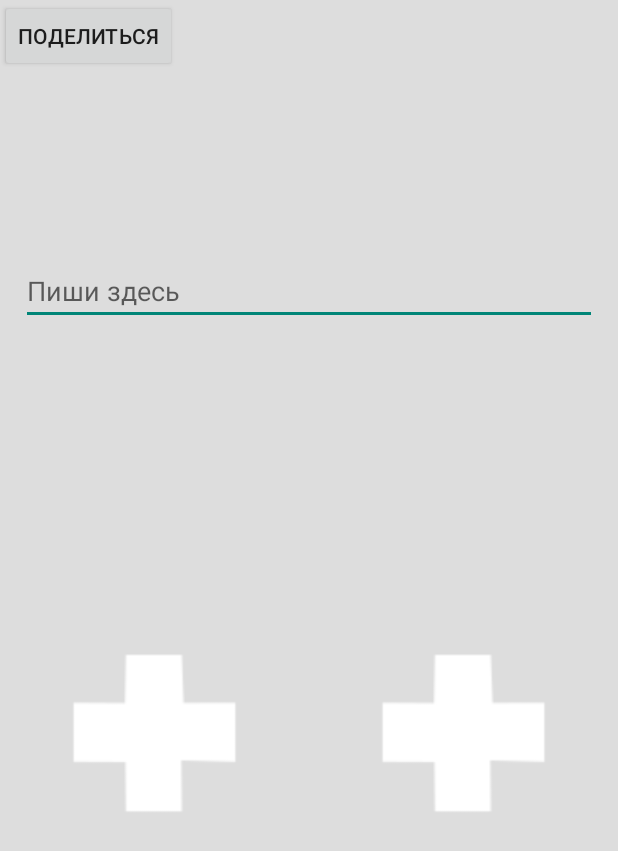
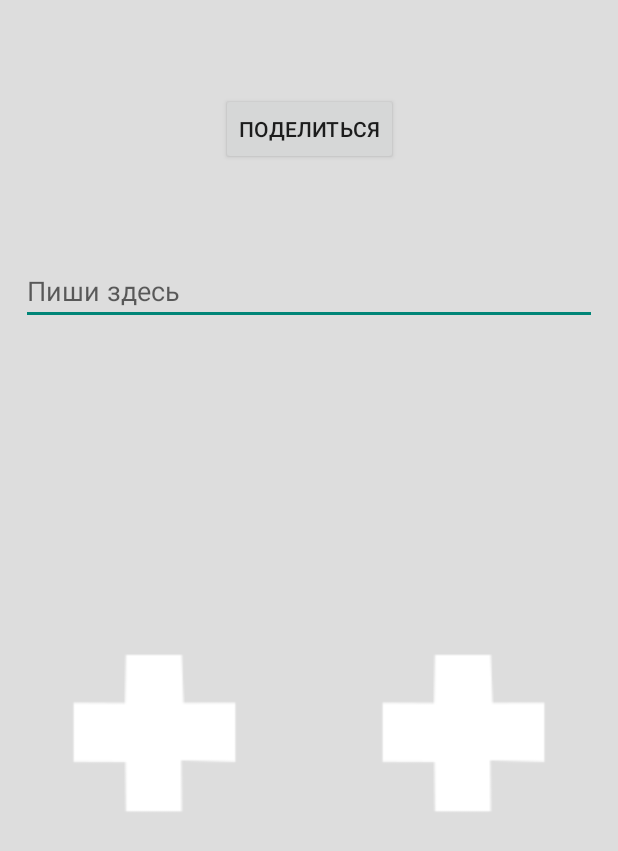
Before and after one commit to Rend1x/Doubt, an Android app: the AddImage screen opened directly, with no data from a screen before it, after a tap on an icon or button, on a phone screen of 412 x 824 dp. Shown: the top 851 px of the screen. Run offline under Robolectric (Android 15) with nearby library versions, the phone set to English and light mode, and no system bars; our stand-ins replace CircleImageView, Firebase (no records; nobody signed in at launch, a user with empty details on screens opened directly); pictures from the network do not load; 4 statements that could not run were skipped.

Commit message:
Чуть переделал добавление

```diff
--- a/app/build.gradle
+++ b/app/build.gradle
@@ -36,6 +36,7 @@ dependencies {
     androidTestImplementation 'com.android.support.test.espresso:espresso-core:3.0.1'
 
 
+
     testCompile 'junit:junit:4.12'
 
     compile 'com.android.support:design:27.0.2'
--- a/app/src/main/java/com/example/max/testproject/AddImage.java
+++ b/app/src/main/java/com/example/max/testproject/AddImage.java
@@ -44,14 +44,10 @@ public class AddImage extends MainActivity
 
     private static final String TAG = "AddImage";
     private static final String LOADING_IMAGE_URL = "https://www.google.com/images/spin-32.gif";
-    private ImageView mAddImageOne;
-    private ImageView mAddImageTwo;
-    private static final int DEFAULT_CHS_LENGTH_LIMIT = 10;
     private static final int Image_Request_Code_One = 1;
     private static final int Image_Request_Code_Two = 2;
     private EditText mEditText;
     private Button mSendButton;
-    private static final String FRIENDLY_CHS_LENGTH = "friendly_chs_length";
     private ImageView mImageViewOne;
     private ImageView mImageViewTwo;
     private StorageReference storageReference;
@@ -94,29 +90,35 @@ public class AddImage extends MainActivity
                 Log.i(TAG, "onCancelled");
             }
         });
+    mImageViewOne.setOnClickListener(new View.OnClickListener() {
+        @Override
+        public void onClick(View view) {
+            Intent pickerPhotoIntent = new Intent(Intent.ACTION_PICK, android.provider.MediaStore.Images.Media.EXTERNAL_CONTENT_URI);
+            startActivityForResult(pickerPhotoIntent, Image_Request_Code_One);
         }
-    public void handleChooseImageOne(View view) {
+    });
+
+    mImageViewTwo.setOnClickListener(new View.OnClickListener() {
+        @Override
+        public void onClick(View view) {
             Intent pickerPhotoIntent = new Intent(Intent.ACTION_PICK, android.provider.MediaStore.Images.Media.EXTERNAL_CONTENT_URI);
-        startActivityForResult(pickerPhotoIntent, 0);
+            startActivityForResult(pickerPhotoIntent, Image_Request_Code_Two);
         }
+    });
 
-    public void handleChooseImageTwo(View view) {
-        Intent pickerPhotoIntent = new Intent(Intent.ACTION_PICK, android.provider.MediaStore.Images.Media.EXTERNAL_CONTENT_URI);
-        startActivityForResult(pickerPhotoIntent, 1);
-    }
-
-    public void handleUploadChoose(View view){
-
+    mSendButton.setOnClickListener(new View.OnClickListener() {
+        @Override
+        public void onClick(View view) {
             if (TextUtils.isEmpty(mEditText.getText().toString())){
-            Toast.makeText(this,"Your choose null",Toast.LENGTH_SHORT);
+                Toast.makeText(AddImage.this,"Your choose null",Toast.LENGTH_SHORT);
                 return;
             }
             if (mImageViewOne.getDrawable()==null){
-            Toast.makeText(this,"You must select image",Toast.LENGTH_SHORT);
+                Toast.makeText(AddImage.this,"You must select image",Toast.LENGTH_SHORT);
                 return;
             }
             if (mImageViewTwo.getDrawable()==null){
-            Toast.makeText(this,"You must select image",Toast.LENGTH_SHORT);
+                Toast.makeText(AddImage.this,"You must select image",Toast.LENGTH_SHORT);
                 return;
             }
 
@@ -149,19 +151,20 @@ public class AddImage extends MainActivity
                     });
             Toast.makeText(AddImage.this,"Upload your choose",Toast.LENGTH_SHORT);
         }
-
+    });
+    }
 
     @Override
     protected void onActivityResult(int requestCode, int resultCode, Intent data) {
         super.onActivityResult(requestCode, resultCode, data);
-        if (requestCode == 0 && resultCode == RESULT_OK && data != null  ) {
+        if (requestCode == Image_Request_Code_One && resultCode == RESULT_OK && data != null  ) {
 
             mFirebaseUriOne = data.getData();
             Log.i(TAG, "selected Image = " + mFirebaseUriOne);
             mImageViewOne.setImageURI(mFirebaseUriOne);
             uploadImageToFirebaseOne(storageReference,key,mFirebaseUriOne);
 
-        }else if (requestCode == 1 && resultCode == RESULT_OK && data != null){
+        }else if (requestCode == Image_Request_Code_Two && resultCode == RESULT_OK && data != null){
             mFirebaseUriTwo = data.getData();
             Log.i(TAG, "selected Image = "+ mFirebaseUriTwo);
             mImageViewTwo.setImageURI(mFirebaseUriTwo);
--- a/app/src/main/java/com/example/max/testproject/MainActivity.java
+++ b/app/src/main/java/com/example/max/testproject/MainActivity.java
@@ -38,6 +38,8 @@ import com.google.firebase.database.FirebaseDatabase;
 import com.google.firebase.storage.FirebaseStorage;
 import com.google.firebase.storage.StorageReference;
 
+import java.util.Map;
+
 import de.hdodenhof.circleimageview.CircleImageView;
 
 
@@ -46,11 +48,11 @@ public class MainActivity extends AppCompatActivity
 
 
     public static class MessageViewHolder extends RecyclerView.ViewHolder {
-        TextView messageTextView;
-        ImageView messageImageViewOne;
-        ImageView messageImageViewTwo;
-        TextView messengerTextView;
-        CircleImageView messengerImageView;
+        public TextView messageTextView;
+        public ImageView messageImageViewOne;
+        public ImageView messageImageViewTwo;
+        public TextView messengerTextView;
+        public CircleImageView messengerImageView;
 
         public MessageViewHolder(View v) {
             super(v);
@@ -71,11 +73,6 @@ public class MainActivity extends AppCompatActivity
     public SharedPreferences mSharedPreferences;
     public GoogleApiClient mGoogleApiClient;
 
-    private Uri mFirebaseUriOne;
-    private Uri mFirebaseUriTwo;
-
-
-
 
     private RecyclerView mMessageRecyclerView;
     private LinearLayoutManager mLinearLayoutManager;
@@ -83,6 +80,9 @@ public class MainActivity extends AppCompatActivity
 
     public FirebaseAuth mFirebaseAuth;
     public FirebaseUser mFirebaseUser;
+
+    public ImageView messageImageViewOne;
+    public ImageView messageImageViewTwo;
 
     public DatabaseReference mFirebaseDatabaseReference;
     public FirebaseRecyclerAdapter<TestProject,MessageViewHolder>
@@ -122,7 +122,8 @@ public class MainActivity extends AppCompatActivity
         mLinearLayoutManager = new LinearLayoutManager(this);
         mLinearLayoutManager.setStackFromEnd(true);
         mMessageRecyclerView.setLayoutManager(mLinearLayoutManager);
-
+        messageImageViewOne = (ImageView) findViewById(R.id.messageImageViewOne);
+        messageImageViewTwo = (ImageView) findViewById(R.id.messageImageViewTwo);
         mFirebaseDatabaseReference = FirebaseDatabase.getInstance().getReference();
         SnapshotParser<TestProject> parser = new SnapshotParser<TestProject>() {
             @Override
@@ -229,6 +230,23 @@ public class MainActivity extends AppCompatActivity
         });
 
         mMessageRecyclerView.setAdapter(mFirebaseAdapter);
+
+
+        messageImageViewOne.setOnClickListener(new View.OnClickListener() {
+            @Override
+            public void onClick(View view) {
+                ChooseView chooseView = new ChooseView();
+                mFirebaseDatabaseReference.child(MESSAGES_CHILD).push().updateChildren((Map<String, Object>) chooseView);
+
+            }
+        });
+
+        messageImageViewTwo.setOnClickListener(new View.OnClickListener() {
+            @Override
+            public void onClick(View view) {
+
+            }
+        });
     }
 
     @Override
--- a/app/src/main/java/com/example/max/testproject/SingInActivity.java
+++ b/app/src/main/java/com/example/max/testproject/SingInActivity.java
@@ -82,7 +82,6 @@ public class SingInActivity extends AppCompatActivity implements
         if (requestCode == RC_SIGN_IN) {
             GoogleSignInResult result = Auth.GoogleSignInApi.getSignInResultFromIntent(data);
             if (result.isSuccess()) {
-
                 GoogleSignInAccount account = result.getSignInAccount();
                 firebaseAuthWithGoogle(account);
             } else {
--- a/app/src/main/res/layout/activity_add_image.xml
+++ b/app/src/main/res/layout/activity_add_image.xml
@@ -25,7 +25,6 @@
         android:layout_marginStart="16dp"
         android:adjustViewBounds="false"
         android:cropToPadding="false"
-        android:onClick="handleChooseImageOne"
         android:src="@drawable/add_image_button"
         app:layout_constraintBottom_toBottomOf="parent"
         app:layout_constraintEnd_toStartOf="@+id/image_two"
@@ -54,7 +53,6 @@
         android:layout_height="220dp"
         android:layout_gravity="center|top"
         android:layout_marginEnd="16dp"
-        android:onClick="handleChooseImageTwo"
         android:src="@drawable/add_image_button"
         app:layout_constraintBottom_toBottomOf="@+id/image_one"
         app:layout_constraintEnd_toEndOf="parent"
@@ -68,11 +66,17 @@
         android:layout_width="wrap_content"
         android:layout_height="wrap_content"
         android:layout_gravity="center|top"
+        android:layout_marginBottom="8dp"
+        android:layout_marginEnd="8dp"
+        android:layout_marginStart="8dp"
+        android:layout_marginTop="8dp"
         android:onClick="handleUploadChoose"
         android:text="@string/sendButton"
-        tools:ignore="MissingConstraints"
-        tools:layout_editor_absoluteX="134dp"
-        tools:layout_editor_absoluteY="61dp" />
+        app:layout_constraintBottom_toTopOf="@+id/messageEditText"
+        app:layout_constraintEnd_toEndOf="parent"
+        app:layout_constraintStart_toStartOf="parent"
+        app:layout_constraintTop_toTopOf="parent"
+        tools:ignore="MissingConstraints" />
 
 
 </android.support.constraint.ConstraintLayout>
--- a/build.gradle
+++ b/build.gradle
@@ -25,8 +25,7 @@ allprojects {
         google()
         jcenter()
         mavenLocal()
-        maven { url 'https://maven.google.com'
-        }
+        maven { url 'https://maven.google.com' }
     }
 }
 
```
Also changed, not shown: app/src/main/java/com/example/max/testproject/ChooseView.java (added, +37 -0 lines). Lines whose indentation alone changed are shown as unchanged.
